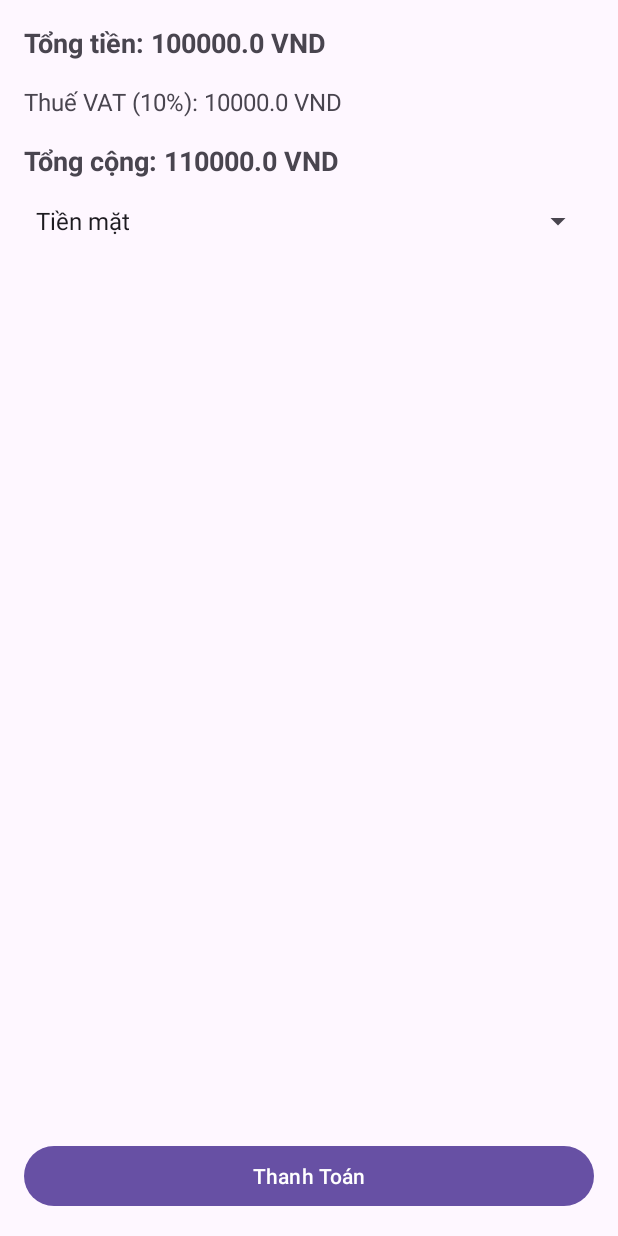
After one commit to LHCNguyen/OrderFoodApp, an Android app: the PaymentActivity screen opened directly, with no data from a screen before it, on a phone screen of 412 x 824 dp. The commit adds this screen. Run offline under Robolectric (Android 15) with nearby library versions, the phone set to English and light mode, and no system bars.

Commit message:
update 05_12_2024

```diff
--- a/OrderFoodApp/app/build.gradle.kts
+++ b/OrderFoodApp/app/build.gradle.kts
@@ -43,5 +43,6 @@ dependencies {
     androidTestImplementation(libs.espresso.core)
     implementation ("com.github.bumptech.glide:glide:4.12.0") // Phiên bản mới nhất có thể thay đổi
     annotationProcessor ("com.github.bumptech.glide:compiler:4.12.0")
+    implementation ("androidx.sqlite:sqlite:2.1.0")
 
 }
--- a/OrderFoodApp/app/src/main/java/com/example/orderfoodapp/Adaptor/CartAdaptor.java
+++ b/OrderFoodApp/app/src/main/java/com/example/orderfoodapp/Adaptor/CartAdaptor.java
@@ -10,7 +10,6 @@ import android.widget.ImageView;
 import android.widget.TextView;
 import android.widget.BaseAdapter;
 
-import com.bumptech.glide.Glide;
 import com.example.orderfoodapp.CartActivity;
 import com.example.orderfoodapp.Domain.FoodDomain;
 import com.example.orderfoodapp.R;
@@ -21,7 +20,7 @@ public class CartAdaptor extends BaseAdapter {
     private Context context;
     private ArrayList<FoodDomain> cartList;
 
-    public CartAdaptor(Context context, ArrayList<FoodDomain> cartList) {
+    public CartAdaptor(ArrayList<FoodDomain> cartList) {
         this.context = context;
         this.cartList = cartList;
     }
--- /dev/null
+++ b/OrderFoodApp/app/src/main/java/com/example/orderfoodapp/PaymentActivity.java
@@ -0,0 +1,96 @@
+package com.example.orderfoodapp;
+
+import android.database.Cursor;
+import android.database.sqlite.SQLiteDatabase;
+import android.os.Bundle;
+import android.view.View;
+import android.widget.ArrayAdapter;
+import android.widget.Button;
+import android.widget.Spinner;
+import android.widget.TextView;
+import android.widget.Toast;
+import androidx.appcompat.app.AlertDialog;
+import androidx.appcompat.app.AppCompatActivity;
+
+import java.util.ArrayList;
+
+public class PaymentActivity extends AppCompatActivity {
+    private TextView displayTotalPrice, displayVAT, displayTotalWithVAT;
+    private Spinner selectPaymentMethods;
+    private Button btnConfirmPayment;
+    private ArrayList<String> paymentMethodsList;
+    private double totalPrice = 100000; // Giá tiền từ giỏ hàng (thay đổi giá trị này)
+    private double vatRate = 0.1; // Thuế VAT 10%
+
+    @Override
+    protected void onCreate(Bundle savedInstanceState) {
+        super.onCreate(savedInstanceState);
+        setContentView(R.layout.layout_payment);
+
+        paymentMethodsList = new ArrayList<>();
+
+        // Ánh xạ các View
+        displayTotalPrice = findViewById(R.id.displayTotalPrice);
+        displayVAT = findViewById(R.id.displayVAT);
+        displayTotalWithVAT = findViewById(R.id.displayTotalWithVAT);
+        selectPaymentMethods = findViewById(R.id.selectPaymentMethods);
+        btnConfirmPayment = findViewById(R.id.btnConfirmPayment);
+
+        // Tính toán và hiển thị giá tiền
+        double vatAmount = totalPrice * vatRate;
+        double totalWithVAT = totalPrice + vatAmount;
+
+        displayTotalPrice.setText("Tổng tiền: " + totalPrice + " VND");
+        displayVAT.setText("Thuế VAT (10%): " + vatAmount + " VND");
+        displayTotalWithVAT.setText("Tổng cộng: " + totalWithVAT + " VND");
+
+        //GỌi hàm tải phương thức thanh toán lên giao diện
+        loadPaymentMethodsFromDatabase();
+
+        // Xử lý khi nhấn nút Thanh Toán
+        btnConfirmPayment.setOnClickListener(new View.OnClickListener() {
+            @Override
+            public void onClick(View v) {
+                showConfirmationDialog();
+            }
+        });
+    }
+
+    private void loadPaymentMethodsFromDatabase(){
+        SQLiteDatabase database = openOrCreateDatabase("OrderFoodApp.db", MODE_PRIVATE,null);
+        Cursor cursor = database.rawQuery("SELECT NAME FROM PHUONGTHUCTHANHTOAN",null);
+
+        if(cursor.moveToFirst()){
+            do {
+                String methodName = cursor.getString(0);
+                paymentMethodsList.add(methodName);
+            }while (cursor.moveToNext());
+        }
+        cursor.close();
+        database.close();
+        //Gắn dữ liệu đã lấy từ database và Spinner
+        ArrayAdapter<String> adapter = new ArrayAdapter<>(this, android.R.layout.simple_spinner_item, paymentMethodsList);
+        adapter.setDropDownViewResource(android.R.layout.simple_spinner_dropdown_item);
+        selectPaymentMethods.setAdapter(adapter);
+
+    }
+
+    private void showConfirmationDialog() {
+        AlertDialog.Builder builder = new AlertDialog.Builder(this);
+        builder.setTitle("Xác nhận thanh toán");
+        builder.setMessage("Bạn có muốn thanh toán không?");
+
+        builder.setPositiveButton("Có", (dialog, which) -> {
+            // Thanh toán thành công
+            Toast.makeText(PaymentActivity.this, "Thanh toán thành công!", Toast.LENGTH_SHORT).show();
+        });
+
+        builder.setNegativeButton("Không", (dialog, which) -> {
+            // Hủy thanh toán
+            Toast.makeText(PaymentActivity.this, "Bạn chưa thanh toán.", Toast.LENGTH_SHORT).show();
+        });
+
+        AlertDialog dialog = builder.create();
+        dialog.show();
+    }
+}
--- /dev/null
+++ b/OrderFoodApp/app/src/main/res/layout/layout_payment.xml
@@ -0,0 +1,65 @@
+<androidx.constraintlayout.widget.ConstraintLayout
+    xmlns:android="http://schemas.android.com/apk/res/android"
+    xmlns:app="http://schemas.android.com/apk/res-auto"
+    xmlns:tools="http://schemas.android.com/tools"
+    android:layout_width="match_parent"
+    android:layout_height="match_parent"
+    tools:context=".PaymentActivity">
+
+    <!-- Hiển thị Tổng tiền hàng -->
+    <TextView
+        android:id="@+id/displayTotalPrice"
+        android:layout_width="wrap_content"
+        android:layout_height="wrap_content"
+        android:layout_margin="16dp"
+        android:text="Tổng tiền: 0 VND"
+        android:textSize="18sp"
+        android:textStyle="bold"
+        app:layout_constraintTop_toTopOf="parent"
+        app:layout_constraintStart_toStartOf="parent" />
+
+    <!-- Hiển thị Thuế VAT -->
+    <TextView
+        android:id="@+id/displayVAT"
+        android:layout_width="wrap_content"
+        android:layout_height="wrap_content"
+        android:layout_margin="16dp"
+        android:text="Thuế VAT (10%): 0 VND"
+        android:textSize="16sp"
+        app:layout_constraintTop_toBottomOf="@id/displayTotalPrice"
+        app:layout_constraintStart_toStartOf="parent" />
+
+    <!-- Hiển thị Tổng cộng -->
+    <TextView
+        android:id="@+id/displayTotalWithVAT"
+        android:layout_width="wrap_content"
+        android:layout_height="wrap_content"
+        android:layout_margin="16dp"
+        android:text="Tổng cộng: 0 VND"
+        android:textSize="18sp"
+        android:textStyle="bold"
+        app:layout_constraintTop_toBottomOf="@id/displayVAT"
+        app:layout_constraintStart_toStartOf="parent" />
+
+    <!-- Spinner chọn phương thức thanh toán -->
+    <Spinner
+        android:id="@+id/selectPaymentMethods"
+        android:layout_width="0dp"
+        android:layout_height="wrap_content"
+        android:layout_margin="16dp"
+        android:spinnerMode="dropdown"
+        app:layout_constraintTop_toBottomOf="@id/displayTotalWithVAT"
+        app:layout_constraintStart_toStartOf="parent"
+        app:layout_constraintEnd_toEndOf="parent" />
+
+    <!-- Nút Thanh Toán -->
+    <Button
+        android:id="@+id/btnConfirmPayment"
+        android:layout_width="match_parent"
+        android:layout_height="wrap_content"
+        android:layout_margin="16dp"
+        android:text="Thanh Toán"
+        app:layout_constraintBottom_toBottomOf="parent"
+        app:layout_constraintStart_toStartOf="parent"
+        app:layout_constraintEnd_toEndOf="parent" />
+</androidx.constraintlayout.widget.ConstraintLayout>
```
Also changed, not shown: OrderFoodApp/app/src/main/AndroidManifest.xml (+6 -21 lines), OrderFoodApp/app/src/main/java/com/example/orderfoodapp/CartActivity.java (+14 -0 lines), OrderFoodApp/app/src/main/java/com/example/orderfoodapp/TrangChuActivity.java (+18 -1 lines), OrderFoodApp/app/src/main/res/layout/layout_cart.xml (+14 -0 lines).
